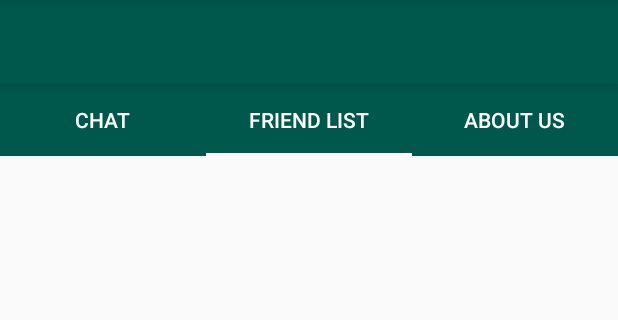
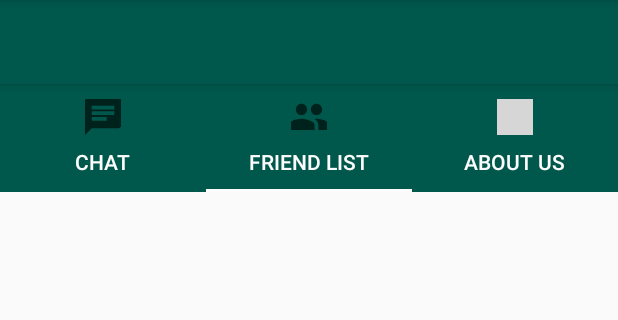
Before and after one commit to Ninjeng/SoftwaricaCollegeStudentCommunicationPortal, an Android app: the screen it shows after launch once a user with an empty profile is signed in (MainActivity), tab 2 chosen, on a phone screen of 412 x 824 dp, the part 84-404 px from its top. Run offline under Robolectric (Android 15) with nearby library versions, the phone set to English and light mode, and no system bars; our stand-ins replace CircleImageView, Firebase (no records; nobody signed in at launch, a user with empty details on screens opened directly); 6 statements that could not run were skipped; grey boxes are pictures that could not be loaded.

Commit message:
Displaying Chats

```diff
--- a/app/src/main/java/com/ninjeng/softwaricacollegestudentcommunicationportal/Activities/MainActivity.java
+++ b/app/src/main/java/com/ninjeng/softwaricacollegestudentcommunicationportal/Activities/MainActivity.java
@@ -38,6 +38,12 @@ public class MainActivity extends AppCompatActivity {
     TextView tvUsername;
     FirebaseUser firebaseUser;
     DatabaseReference reference;
+    private int[] tabIcons = {
+            R.drawable.ic_action_chat,
+            R.drawable.ic_action_people,
+            R.drawable.ic_audiotrack_dark
+    };
+    private TabLayout tabLayout;
 
     @Override
     protected void onCreate(Bundle savedInstanceState) {
@@ -69,7 +75,7 @@ public class MainActivity extends AppCompatActivity {
 
             }
         });
-        TabLayout tabLayout = findViewById(R.id.tab_layout);
+        tabLayout = findViewById(R.id.tab_layout);
         ViewPager viewPager = findViewById(R.id.view_pager);
 
         ViewpagerAdapter viewpagerAdapter = new ViewpagerAdapter(getSupportFragmentManager());
@@ -78,6 +84,12 @@ public class MainActivity extends AppCompatActivity {
         viewpagerAdapter.addFragments(new AboutusFragment(),"About us");
         viewPager.setAdapter(viewpagerAdapter);
         tabLayout.setupWithViewPager(viewPager);
+        setupTabIcons();
+    }
+    private void setupTabIcons() {
+        tabLayout.getTabAt(0).setIcon(tabIcons[0]);
+        tabLayout.getTabAt(1).setIcon(tabIcons[1]);
+        tabLayout.getTabAt(2).setIcon(tabIcons[2]);
     }
 
 
--- a/app/src/main/java/com/ninjeng/softwaricacollegestudentcommunicationportal/Fragments/ChatFragment.java
+++ b/app/src/main/java/com/ninjeng/softwaricacollegestudentcommunicationportal/Fragments/ChatFragment.java
@@ -3,18 +3,40 @@ package com.ninjeng.softwaricacollegestudentcommunicationportal.Fragments;
 
 import android.os.Bundle;
 
+import androidx.annotation.NonNull;
 import androidx.fragment.app.Fragment;
+import androidx.recyclerview.widget.LinearLayoutManager;
+import androidx.recyclerview.widget.RecyclerView;
 
 import android.view.LayoutInflater;
 import android.view.View;
 import android.view.ViewGroup;
 
+import com.google.firebase.auth.FirebaseAuth;
+import com.google.firebase.auth.FirebaseUser;
+import com.google.firebase.database.DataSnapshot;
+import com.google.firebase.database.DatabaseError;
+import com.google.firebase.database.DatabaseReference;
+import com.google.firebase.database.FirebaseDatabase;
+import com.google.firebase.database.ValueEventListener;
+import com.ninjeng.softwaricacollegestudentcommunicationportal.Adapter.UserAdapter;
+import com.ninjeng.softwaricacollegestudentcommunicationportal.Model.Chat;
+import com.ninjeng.softwaricacollegestudentcommunicationportal.Model.User;
 import com.ninjeng.softwaricacollegestudentcommunicationportal.R;
+
+import java.util.ArrayList;
+import java.util.List;
 
 /**
  * A simple {@link Fragment} subclass.
  */
 public class ChatFragment extends Fragment {
+    private RecyclerView recyclerView;
+    private UserAdapter userAdapter;
+    private List<User> users;
+    FirebaseUser firebaseUser;
+    DatabaseReference reference;
+    private List<String> userList;
 
     public ChatFragment() {
         // Required empty public constructor
@@ -24,9 +46,83 @@ public class ChatFragment extends Fragment {
     @Override
     public View onCreateView(LayoutInflater inflater, ViewGroup container,
                              Bundle savedInstanceState) {
-        // Inflate the layout for this fragment
         View view =  inflater.inflate(R.layout.fragment_chat, container, false);
+
+        recyclerView = view.findViewById(R.id.friendRecycleView);
+        recyclerView.setLayoutManager(new LinearLayoutManager(getContext()));
+        firebaseUser= FirebaseAuth.getInstance().getCurrentUser();
+        userList = new ArrayList<>();
+        reference = FirebaseDatabase.getInstance().getReference("Chat");
+        reference.addValueEventListener(new ValueEventListener() {
+            @Override
+            public void onDataChange(@NonNull DataSnapshot dataSnapshot) {
+                userList.clear();
+
+                for( DataSnapshot snapshot : dataSnapshot.getChildren())
+                {
+                    Chat chat = snapshot.getValue(Chat.class);
+
+                    if(chat.getMsgSender().equals(firebaseUser.getUid()))
+                    {
+                        userList.add(chat.getMsgReciver());
+                    }
+                    if(chat.getMsgReciver().equals(firebaseUser.getUid()))
+                    {
+                        userList.add(chat.getMsgSender());
+                    }
+
+                    readChat();
+                }
+            }
+
+            @Override
+            public void onCancelled(@NonNull DatabaseError databaseError) {
+
+            }
+        });
         return view;
     }
 
+    private void readChat() {
+        users = new ArrayList<>();
+        reference = FirebaseDatabase.getInstance().getReference("User");
+        reference.addValueEventListener(new ValueEventListener() {
+            @Override
+            public void onDataChange(@NonNull DataSnapshot dataSnapshot) {
+                users.clear();
+                for (DataSnapshot snapshot: dataSnapshot.getChildren()){
+                    User user = snapshot.getValue(User.class);
+                    for (String id : userList)
+                    {
+                        if(user.getId().equals(id))
+                        {
+                            if(users.size()!=0)
+                            {
+                                for (User user1 : users)
+                                {
+                                    if (user.getId().equals(user1.getId()))
+                                    {
+                                        users.add(user);
+                                    }
+                                }
+                            }
+                            else
+                            {
+                                users.add(user);
+                            }
+                        }
+                    }
+                }
+                userAdapter = new UserAdapter(getContext(),users);
+                recyclerView.setAdapter(userAdapter);
+            }
+
+            @Override
+            public void onCancelled(@NonNull DatabaseError databaseError) {
+
+            }
+        });
+
+    }
+
 }
--- a/app/src/main/res/layout/activity_main.xml
+++ b/app/src/main/res/layout/activity_main.xml
@@ -38,6 +38,7 @@
         android:background="@color/colorPrimaryDark"
         app:tabSelectedTextColor="@color/colorWhite"
         app:tabIndicatorColor="@color/colorWhite"
+        app:tabGravity="fill"
         app:tabTextColor="@color/colorWhite"
         android:layout_width="match_parent"
         android:layout_height="wrap_content">
```
Also changed, not shown: app/src/main/res/layout/fragment_chat.xml (+6 -2 lines).
